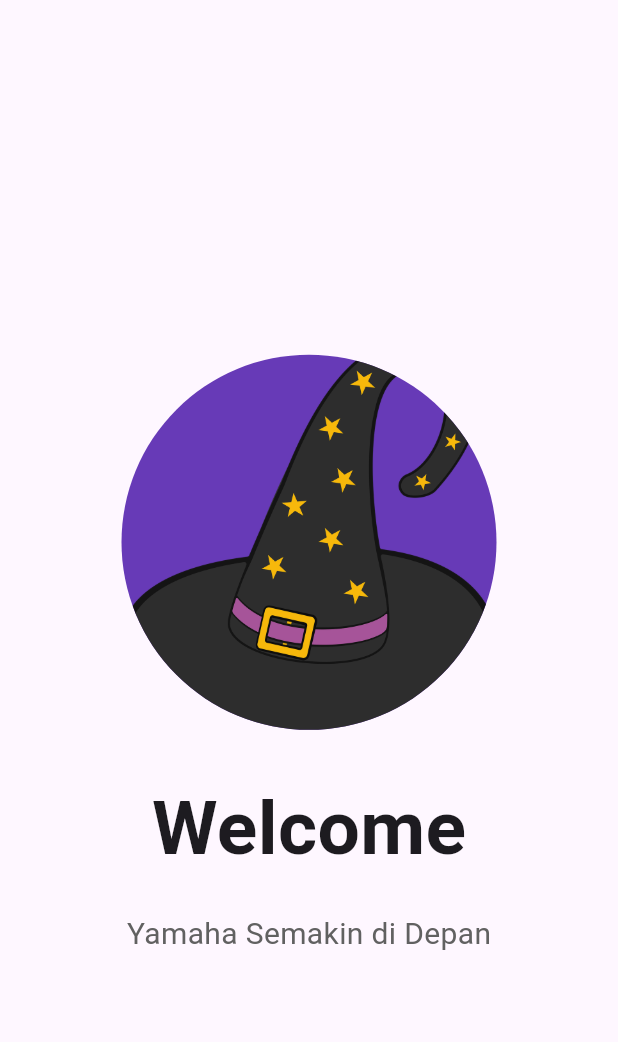
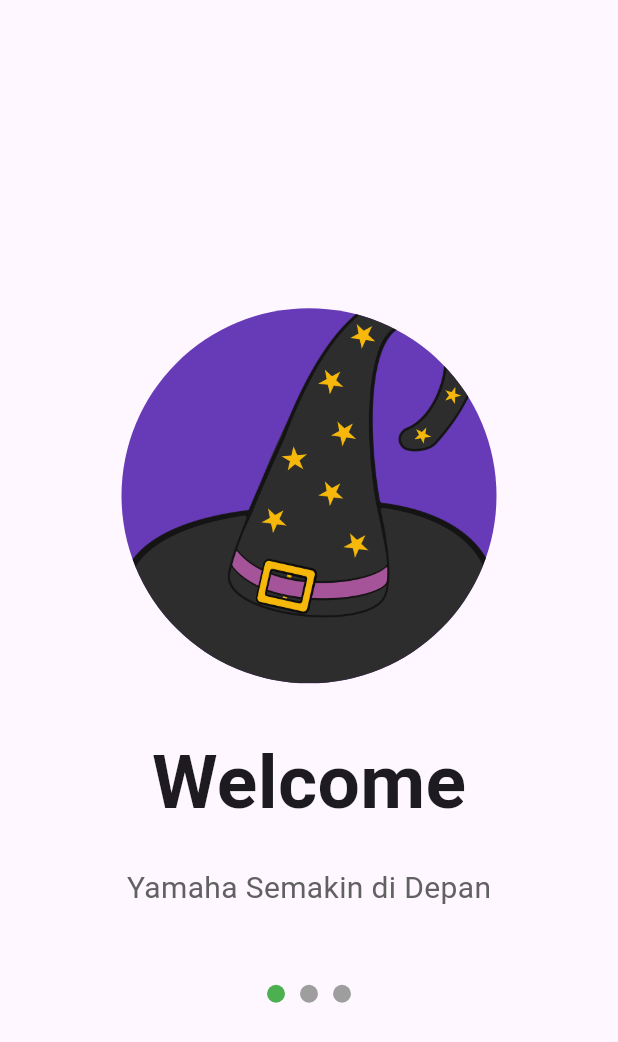
Before and after one commit to Hartamatamatama/tugas_week_5_1123150117, a Flutter app: the screen it shows after launch, on a phone screen of 412 x 824 dp. Shown: the top 1042 px of the screen. Run offline on Flutter 3.47's test engine with Material 3 defaults, Android fonts, the phone set to English and light mode, and no system bars.

Commit message:
Update Membuat deretan bulatan bulatan untuk tanda halaman

```diff
--- a/lib/screen/splash_screen_1.dart
+++ b/lib/screen/splash_screen_1.dart
@@ -35,6 +35,38 @@ class SplashScreen1 extends StatelessWidget {
               'Yamaha Semakin di Depan',
               style: TextStyle(fontSize: 20, color: Colors.grey[700]),
             ),
+            SizedBox(height: 50),
+            Row(
+              mainAxisAlignment: MainAxisAlignment.center,
+              children: [
+                Container(
+                  width: 12,
+                  height: 12,
+                  decoration: BoxDecoration(
+                    shape: BoxShape.circle,
+                    color: Colors.green,
+                  ),
+                ),
+                SizedBox(width: 10),
+                Container(
+                  width: 12,
+                  height: 12,
+                  decoration: BoxDecoration(
+                    shape: BoxShape.circle,
+                    color: Colors.grey,
+                  ),
+                ),
+                SizedBox(width: 10),
+                Container(
+                  width: 12,
+                  height: 12,
+                  decoration: BoxDecoration(
+                    shape: BoxShape.circle,
+                    color: Colors.grey,
+                  ),
+                ),
+              ],
+            ),
           ],
         ),
       ),
```
